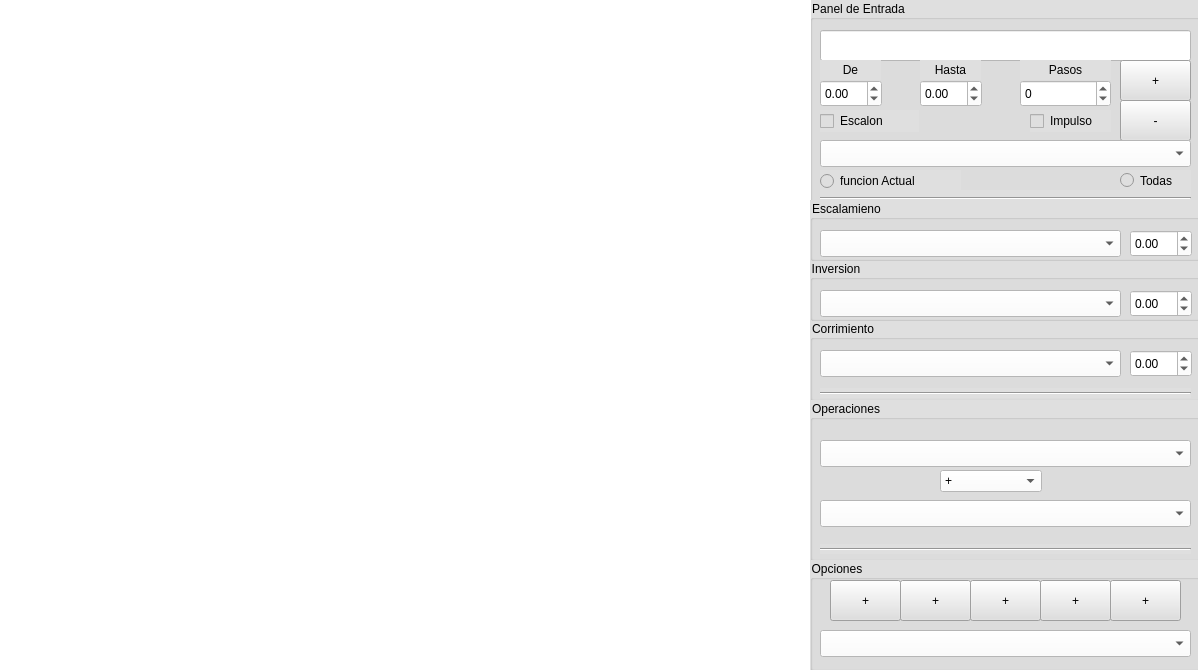
This is GraficadorSeñales.ui in Arthyom/PythonX-s as Qt 5 draws it before an edit. The edited form follows.
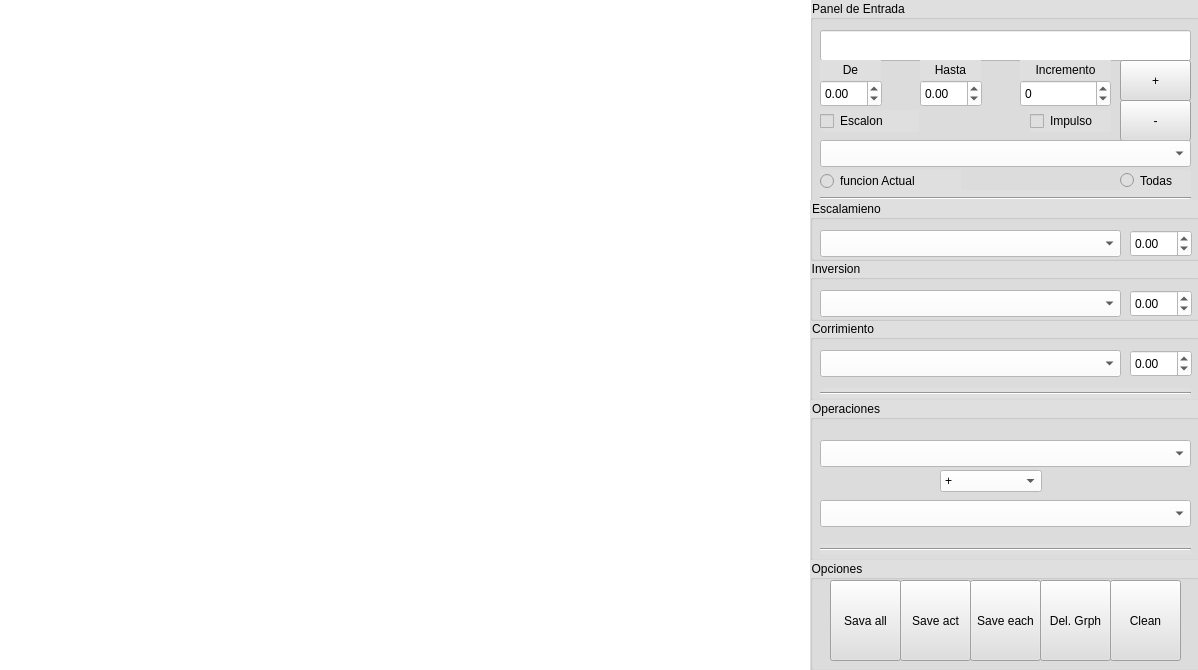
This is the edited form.

Commit message: rama para los cambios de la interfaz

Patch:
```diff
--- a/GraficadorSeñales.ui
+++ b/GraficadorSeñales.ui
@@ -111,7 +111,7 @@
       </rect>
      </property>
      <property name="text">
-      <string>Pasos</string>
+      <string>Incremento</string>
      </property>
      <property name="alignment">
       <set>Qt::AlignCenter</set>
@@ -573,31 +573,17 @@
     <property name="title">
      <string>Opciones</string>
     </property>
-    <widget class="QComboBox" name="comboBox_7">
-     <property name="geometry">
-      <rect>
-       <x>10</x>
-       <y>70</y>
-       <width>371</width>
-       <height>27</height>
-      </rect>
-     </property>
-     <property name="styleSheet">
-      <string notr="true">background-color: rgb(255, 255, 255);
-selection-background-color: rgb(231, 77, 0);</string>
-     </property>
-    </widget>
     <widget class="QPushButton" name="pushButton_3">
      <property name="geometry">
       <rect>
        <x>20</x>
        <y>20</y>
        <width>71</width>
-       <height>41</height>
+       <height>81</height>
       </rect>
      </property>
      <property name="text">
-      <string>+</string>
+      <string>Sava all</string>
      </property>
     </widget>
     <widget class="QPushButton" name="pushButton_4">
@@ -606,11 +592,11 @@
        <x>90</x>
        <y>20</y>
        <width>71</width>
-       <height>41</height>
+       <height>81</height>
       </rect>
      </property>
      <property name="text">
-      <string>+</string>
+      <string>Save act</string>
      </property>
     </widget>
     <widget class="QPushButton" name="pushButton_5">
@@ -619,11 +605,11 @@
        <x>160</x>
        <y>20</y>
        <width>71</width>
-       <height>41</height>
+       <height>81</height>
       </rect>
      </property>
      <property name="text">
-      <string>+</string>
+      <string>Save each</string>
      </property>
     </widget>
     <widget class="QPushButton" name="pushButton_6">
@@ -632,11 +618,11 @@
        <x>230</x>
        <y>20</y>
        <width>71</width>
-       <height>41</height>
+       <height>81</height>
       </rect>
      </property>
      <property name="text">
-      <string>+</string>
+      <string>Del. Grph</string>
      </property>
     </widget>
     <widget class="QPushButton" name="pushButton_7">
@@ -645,11 +631,11 @@
        <x>300</x>
        <y>20</y>
        <width>71</width>
-       <height>41</height>
+       <height>81</height>
       </rect>
      </property>
      <property name="text">
-      <string>+</string>
+      <string>Clean</string>
      </property>
     </widget>
    </widget>
```
Left out of the diff: 3 changed lines with no effect on the pictures.
